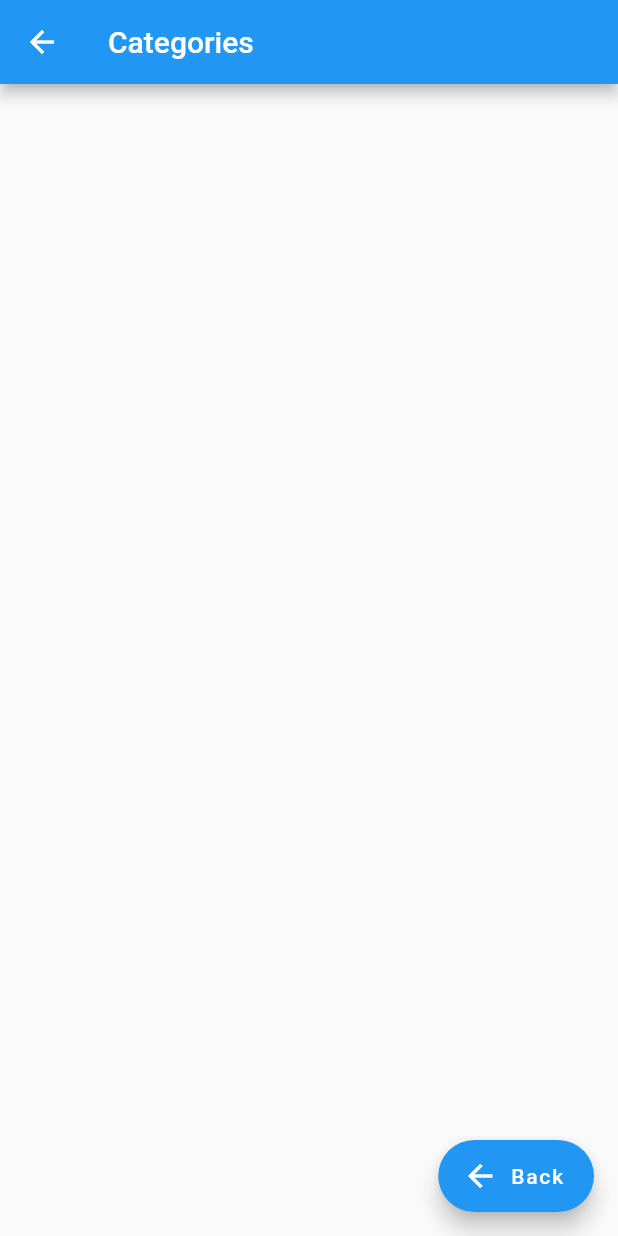
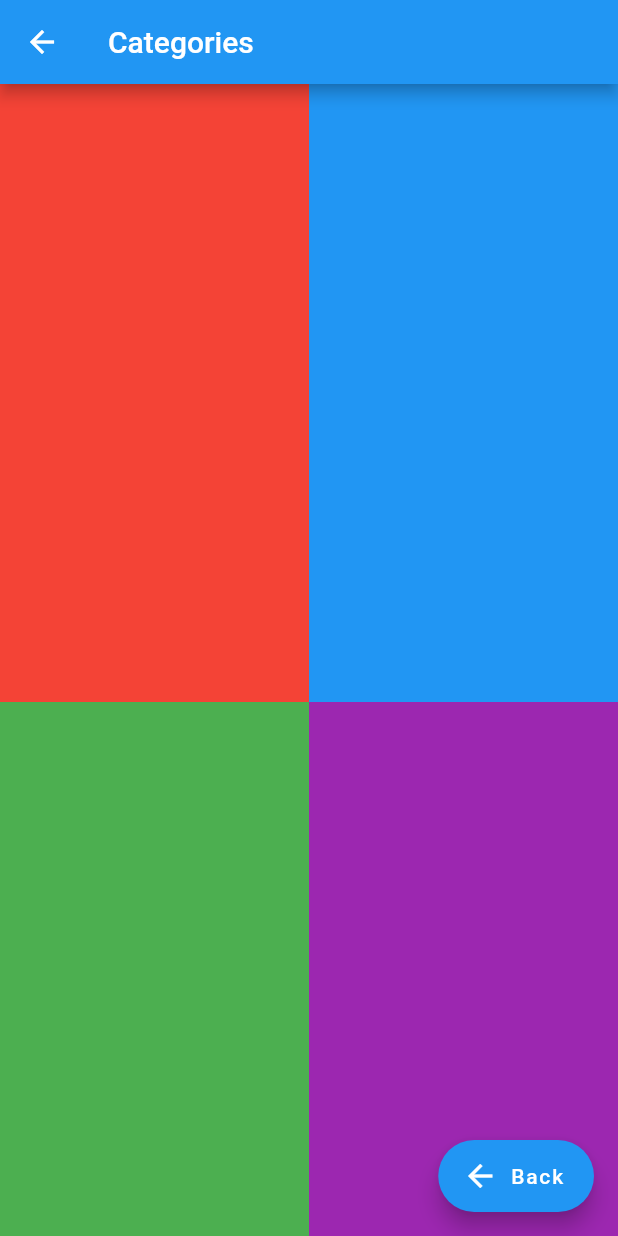
Before and after one commit to mustafabhatkar/unit_converter, a Flutter app: the CategoryPage screen opened directly, on a phone screen of 412 x 824 dp. Run offline on Flutter 3.47's test engine with Material 2 defaults, Android fonts, the phone set to English and light mode, and no system bars.

Commit message:
Added GridView in CategoryPage

```diff
--- a/lib/category/category_page.dart
+++ b/lib/category/category_page.dart
@@ -2,16 +2,25 @@ import 'package:flutter/material.dart';
 import 'package:unit_converter/utils/constants.dart';
 
 class CategoryPage extends StatelessWidget {
-  const CategoryPage({Key? key}) : super(key: key);
-
   @override
   Widget build(BuildContext context) {
     return Scaffold(
         appBar: AppBar(
           title: Text(Constants.categoryTitle),
         ),
+        body: Container(
+            child: GridView.count(
+          crossAxisCount: 2,
+          childAspectRatio: 1/2,
+          children: <Widget>[
+            Container(color:Colors.red),
+            Container(color:Colors.blue),
+            Container(color:Colors.green),
+            Container(color:Colors.purple),
+          ],
+        )),
         floatingActionButton: FloatingActionButton.extended(
-            onPressed: () =>Navigator.pop(context),
+            onPressed: () => Navigator.pop(context),
             label: Text("Back"),
             icon: Icon(Icons.arrow_back)));
   }
```
Also changed, not shown: 1 other file.
